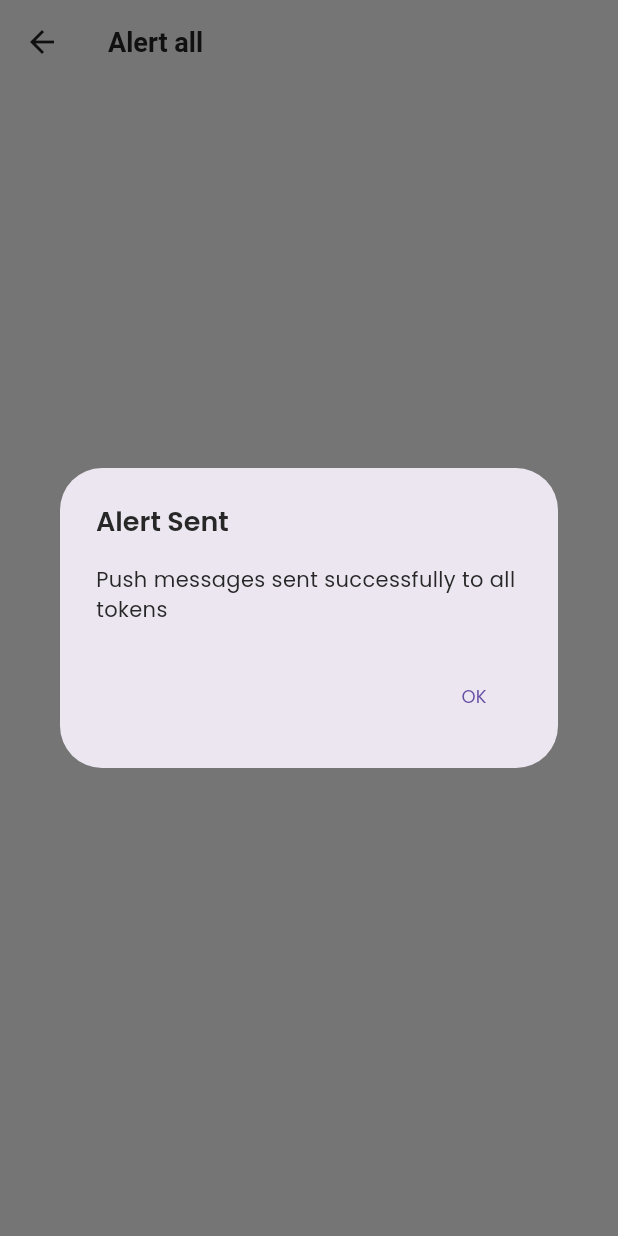
After one commit to RevertHub/HAMSTER_KOMBAT_AUTOCLICKER, a Flutter app: the Alertsnd screen opened directly, after a tap on "Send Notification to All", on a phone screen of 412 x 824 dp. The commit adds this screen. Run offline on Flutter 3.47's test engine with Material 3 defaults, Android fonts, the phone set to English and light mode, and no system bars; our stand-ins replace bloc, cached_network_image, carousel_slider, cloud_firestore, connectivity_plus, equatable and 22 more; missing offline and left inert: shake, zego_uikit_prebuilt_video_conference; accounts and stored records are empty; project files that could hold a hidden picture were left out.

Commit message:
Alert send added

```diff
--- /dev/null
+++ b/lib/screens/settings/alertsnd.dart
@@ -0,0 +1,95 @@
+import 'dart:convert';
+
+import 'package:cloud_firestore/cloud_firestore.dart';
+import 'package:flutter/material.dart';
+import 'package:http/http.dart' as http;
+
+class Alertsnd extends StatelessWidget {
+  @override
+  Widget build(BuildContext context) {
+    return Scaffold(
+      appBar: AppBar(
+        title: Text('Alert all'),
+      ),
+      body: Center(
+        child: ElevatedButton(
+          onPressed: () {
+            sendPushMessageToGroup(
+                'Be Vigilant', 'be vigilant you are gonna die', context);
+          },
+          child: Text('Send Notification to All'),
+        ),
+      ),
+    );
+  }
+}
+
+void sendPushMessageToGroup(
+    String title, String body, BuildContext context) async {
+  try {
+    QuerySnapshot<Map<String, dynamic>> tokenSnapshot =
+        await FirebaseFirestore.instance.collection('tokens').get();
+
+    for (QueryDocumentSnapshot<Map<String, dynamic>> tokenDoc
+        in tokenSnapshot.docs) {
+      String token = tokenDoc.data()['token'];
+      sendPushMessage(token, title, body);
+    }
+    showDialog(
+      context: context,
+      builder: (BuildContext context) {
+        return AlertDialog(
+          title: Text("Alert Sent"),
+          content: Text("Push messages sent successfully to all tokens"),
+          actions: <Widget>[
+            TextButton(
+              child: Text("OK"),
+              onPressed: () {
+                Navigator.of(context).pop();
+                Navigator.of(context).pop();
+              },
+            ),
+          ],
+        );
+      },
+    );
+
+    print('Push messages sent successfully to all tokens');
+  } catch (e) {
+    print('Error sending push messages: $e');
+  }
+}
+
+void sendPushMessage(String token, String body, String title) async {
+  try {
+    final response =
+        await http.post(Uri.parse("https://fcm.googleapis.com/fcm/send"),
+            headers: <String, String>{
+              'Content-type': 'application/json',
+              'Authorization':
+                  'key=AAAA3AyJCqs:APA91bEQ5TNWxC0l7k0RklOvCaz67mbIZdJi-XawcW4eUODY-MLstynVN8CkrLDXbGSMABzhjI6mLKF5BLGCb03jJLScdc5z023qlLKhDvsxB5urB4du-RB0brp1_9xjjJa6vFu1BkVE',
+            },
+            body: jsonEncode(<String, dynamic>{
+              'priority': 'high',
+              'data': <String, dynamic>{
+                'click_action': 'FLUTTER_NOTIFICATION_CLICK',
+                'status': 'done',
+                'body': body,
+                'title': title,
+              },
+              "notification": <String, dynamic>{
+                "title": title,
+                "body": body,
+              },
+              "to": token
+            }));
+    if (response.statusCode == 200) {
+      print("Message sent");
+    } else {
+      print("Error sending push notification: ${response.statusCode}");
+      print(response.body);
+    }
+  } catch (e) {
+    print("Error in push notification: $e");
+  }
+}
--- a/lib/screens/settings/settings.dart
+++ b/lib/screens/settings/settings.dart
@@ -1,4 +1,5 @@
 import 'package:disaster_admin/screens/disaster/shake.dart';
+import 'package:disaster_admin/screens/settings/alertsnd.dart';
 import 'package:flutter/material.dart';
 import 'package:get/get.dart';
 import 'package:iconsax/iconsax.dart';
@@ -32,12 +33,19 @@ class SettingsScreen extends StatelessWidget {
                       .headlineMedium!
                       .apply(color: Colors.white),
                 ),
+                leadingIcon: Icons.abc,
+                leadingOnPress: () {
+                  Navigator.push(context,
+                      MaterialPageRoute(builder: (context) => Alertsnd()));
+                },
               ),
               const SizedBox(
                 height: TSizes.spaceBtwItems,
               ),
-               TUserProfileTile ( onPressed: () => Get.to(()=> const  ProfileScreen(),)),
-
+              TUserProfileTile(
+                  onPressed: () => Get.to(
+                        () => const ProfileScreen(),
+                      )),
               const SizedBox(
                 height: TSizes.spaceBtwItems,
               ),
@@ -50,13 +58,11 @@ class SettingsScreen extends StatelessWidget {
             padding: const EdgeInsets.all(TSizes.defaultSpace),
             child: Column(
               children: [
-               const  TSectionHeading(
+                const TSectionHeading(
                   title: 'Account Settings',
                   showActionButton: false,
-
                 ),
                 const SizedBox(height: TSizes.spaceBtwItems),
-
                 TSettingsMenuTile(
                     icon: Iconsax.user,
                     title: "My Profile",
@@ -68,7 +74,6 @@ class SettingsScreen extends StatelessWidget {
                     subtitle: 'Find Donors Near You',
                     onTap: () {
                       Get.to(() => const ProductCarty());
-
                     }),
                 TSettingsMenuTile(
                     icon: Iconsax.bag_tick,
@@ -79,9 +84,8 @@ class SettingsScreen extends StatelessWidget {
                   icon: Iconsax.bank,
                   title: "Experties",
                   subtitle: 'Chat with Experts',
-                   onTap: () => Get.to(() =>  const IndoxmainpagePage()),),
-
-
+                  onTap: () => Get.to(() => const IndoxmainpagePage()),
+                ),
                 const SizedBox(height: TSizes.spaceBtwSections),
                 SizedBox(
                     width: double.infinity,
@@ -92,18 +96,22 @@ class SettingsScreen extends StatelessWidget {
                             builder: (BuildContext context) {
                               return AlertDialog(
                                 title: const Text("Confirm Logout"),
-                            content: const Text("Are you sure you want to logout?"),
+                                content: const Text(
+                                    "Are you sure you want to logout?"),
                                 actions: [
                                   TextButton(
                                     onPressed: () {
-                                  Navigator.pop(context); // Close the dialog
+                                      Navigator.pop(
+                                          context); // Close the dialog
                                     },
                                     child: const Text("Cancel"),
                                   ),
                                   TextButton(
                                     onPressed: () {
-                                  AuthenticationRepository.instance.logOut();
-                                  Navigator.pop(context); // Close the dialog
+                                      AuthenticationRepository.instance
+                                          .logOut();
+                                      Navigator.pop(
+                                          context); // Close the dialog
                                     },
                                     child: const Text("Logout"),
                                   ),
@@ -112,10 +120,7 @@ class SettingsScreen extends StatelessWidget {
                             },
                           );
                         },
-                    child: const Text("Logout")
-                  )
-
-                )
+                        child: const Text("Logout")))
               ],
             ),
           )
```
Also changed, not shown: lib/widget/homescreenMain.dart (+61 -45 lines). Lines whose indentation alone changed are shown as unchanged.
